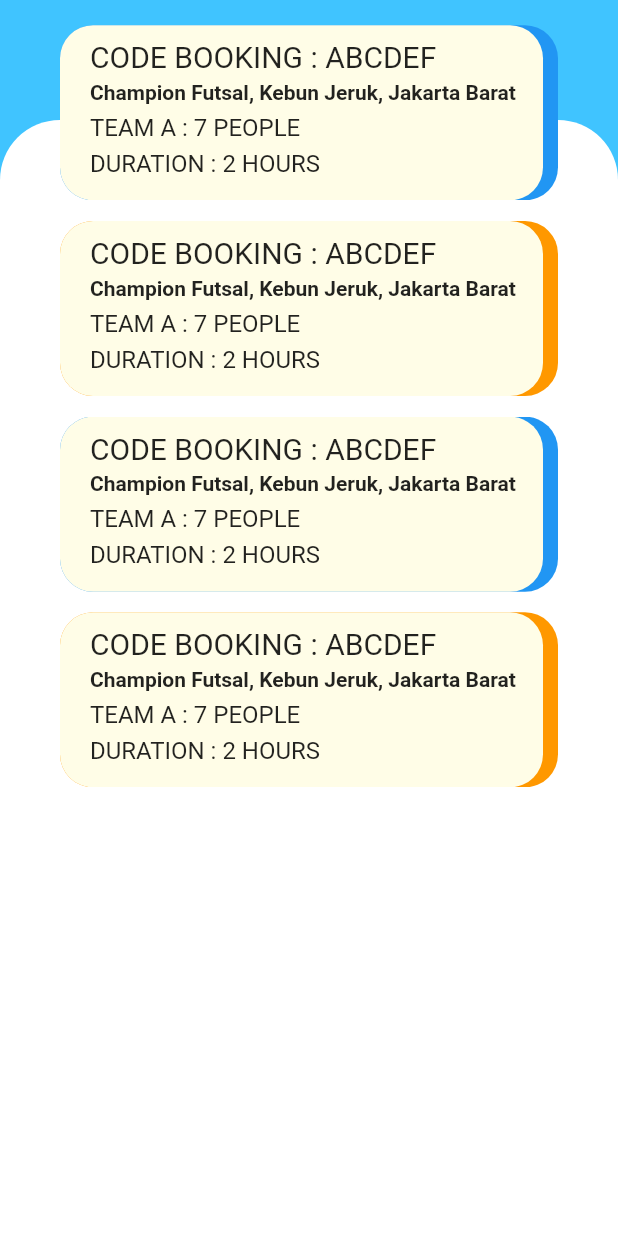
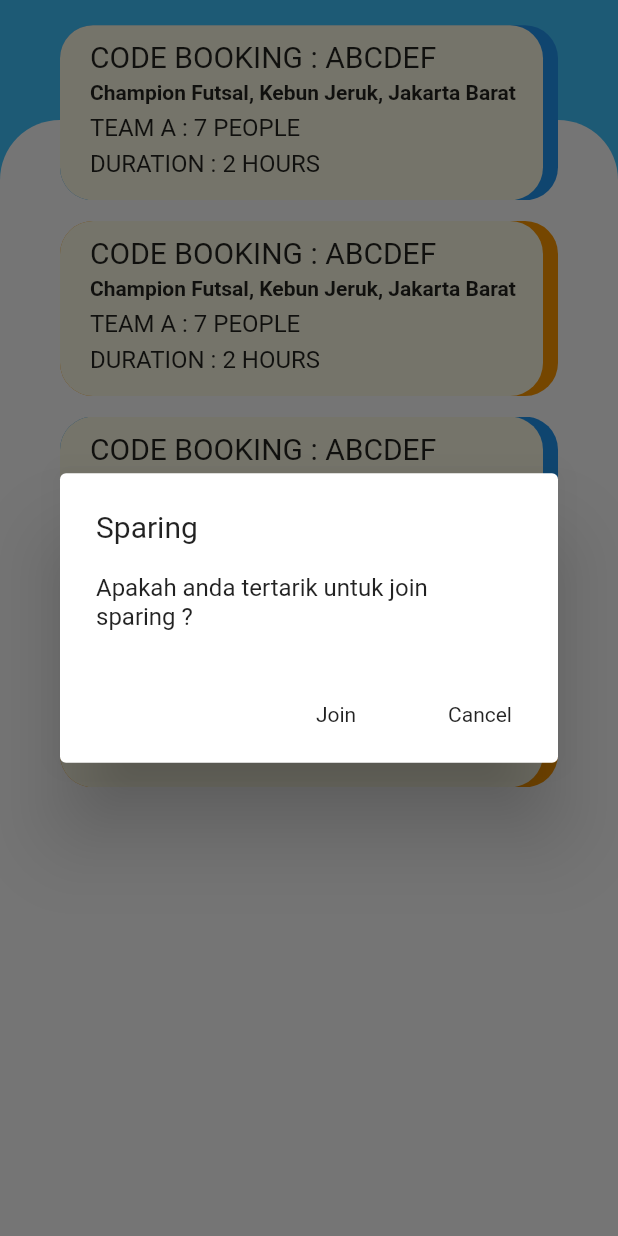
Before and after one commit to ckcharless/HacerApp, a Flutter app: the UserSparing widget shown alone on an empty page, opened directly, after a tap on "CODE BOOKING : ABCDEF", on a phone screen of 412 x 824 dp. Run offline on Flutter 3.47's test engine with Material 2 defaults, Android fonts, the phone set to English and light mode, and no system bars; our stand-ins replace flutter_svg, fluttertoast, image_picker, rflutter_alert; project files that could hold a hidden picture were left out.

Commit message:
28/02/2021

```diff
--- a/lib/Screens/UsersMenu/UserSparing.dart
+++ b/lib/Screens/UsersMenu/UserSparing.dart
@@ -3,6 +3,7 @@ import 'package:flutter/material.dart';
 import 'package:flutter/rendering.dart';
 import 'package:hacer/Screens/UsersMenu/HOME/DetailScreen/detail_screen.dart';
 import 'package:hacer/constans.dart';
+import 'package:hacer/routing_constant.dart';
 
 class UserSparing extends StatefulWidget{
   UserSparing({Key key}) : super(key: key);
@@ -36,7 +37,7 @@ class _UserSparingState extends State<UserSparing>{
                   itemCount: 4,
                   itemBuilder: (context, index) => ProductCard(
                     itemIndex: index,
-                    press: () {},
+                    press: () {JoinSparing(context);},
                   ),
                 ),
 
@@ -191,3 +192,84 @@ class ProductCard extends StatelessWidget {
     );
   }
 }
+
+successAlert(BuildContext context){
+  Widget continueButton = FlatButton(
+    child: Text("Ok"),
+    onPressed:  () {
+      Navigator.pushNamed(context, UserHomeView);
+    },
+  );
+
+  AlertDialog alert = AlertDialog(
+    title: Text('SUCCESS!!'),
+    content: Stack(
+        alignment: Alignment.center,
+        children: <Widget>[
+          Image.asset(
+            'assets/images/icons8-ok-480.png',
+            fit: BoxFit.cover,
+            height: 200,
+          ),
+        ]
+    ),
+    actions: [
+      continueButton,
+    ],
+  );
+
+  showDialog(
+    context: context,
+    builder: (BuildContext context) {
+      return alert;
+    },
+  );
+}
+
+
+final GlobalKey<FormState> _formKey = GlobalKey<FormState>();
+
+Future JoinSparing(BuildContext context) async {
+  Widget continueButton = FlatButton(
+    child: Text("Join"),
+    onPressed:  () {
+      if(_formKey.currentState.validate()){
+        // Do something like updating SharedPreferences or User Settings etc.
+        successAlert(context);
+      }
+    },
+  );
+
+  Widget resetButton = FlatButton(
+    child: Text("Cancel"),
+    onPressed:  () {
+      _formKey.currentState.reset();
+    },
+  );
+
+  return await showDialog(context: context,
+      builder: (context){
+        final TextEditingController _fieldName = TextEditingController();
+        final TextEditingController _fieldPrice = TextEditingController();
+        final TextEditingController _fieldDescription = TextEditingController();
+        return StatefulBuilder(builder: (context,setState){
+          return AlertDialog(
+            title: Text('Sparing'),
+            content: Form(
+                key: _formKey,
+                child: Column(
+                  mainAxisSize: MainAxisSize.min,
+                  children: [
+                    Text('Apakah anda tertarik untuk join sparing ?')
+
+
+                  ],
+                )),
+            actions: <Widget>[
+              continueButton,
+              resetButton,
+            ],
+          );
+        });
+      });
+}
```
Also changed, not shown: lib/models/detailLapangan.dart (+4 -4 lines).
